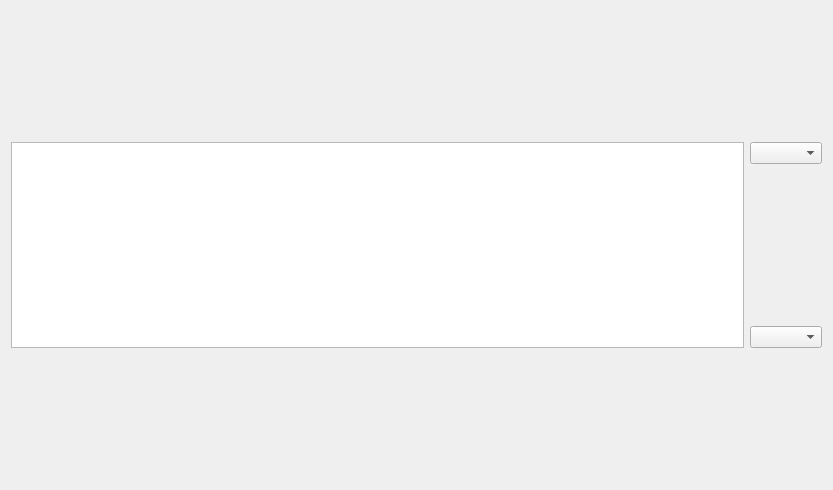
The window that DilemaGui/DilemaGui.ui (Sergey2405/prisioners_dilemma) describes before a commit, drawn with Qt 5.
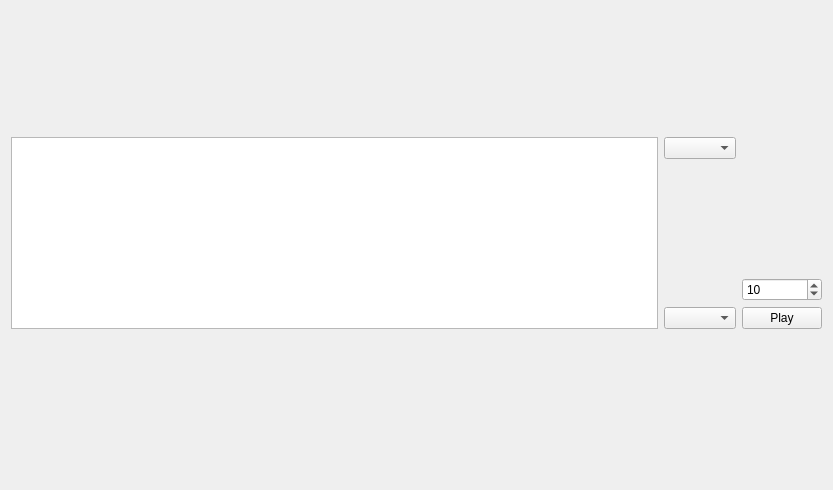
The same window after the commit.

Commit message: Add spin button and Play button

```diff
--- a/DilemaGui/DilemaGui.ui
+++ b/DilemaGui/DilemaGui.ui
@@ -14,22 +14,6 @@
    <string>Dialog</string>
   </property>
   <layout class="QGridLayout" name="gridLayout">
-   <item row="0" column="2">
-    <spacer name="verticalSpacer_2">
-     <property name="orientation">
-      <enum>Qt::Vertical</enum>
-     </property>
-     <property name="sizeHint" stdset="0">
-      <size>
-       <width>20</width>
-       <height>40</height>
-      </size>
-     </property>
-    </spacer>
-   </item>
-   <item row="8" column="2">
-    <widget class="QComboBox" name="comboBoxPlayer1"/>
-   </item>
    <item row="0" column="0">
     <spacer name="verticalSpacer">
      <property name="orientation">
@@ -43,51 +27,81 @@
      </property>
     </spacer>
    </item>
-   <item row="11" column="2">
-    <spacer name="verticalSpacer_4">
-     <property name="orientation">
-      <enum>Qt::Vertical</enum>
-     </property>
-     <property name="sizeHint" stdset="0">
-      <size>
-       <width>20</width>
-       <height>40</height>
-      </size>
-     </property>
-    </spacer>
-   </item>
-   <item row="7" column="2">
-    <spacer name="verticalSpacer_5">
-     <property name="orientation">
-      <enum>Qt::Vertical</enum>
-     </property>
-     <property name="sizeHint" stdset="0">
-      <size>
-       <width>20</width>
-       <height>40</height>
-      </size>
-     </property>
-    </spacer>
-   </item>
-   <item row="11" column="0">
-    <spacer name="verticalSpacer_3">
-     <property name="orientation">
-      <enum>Qt::Vertical</enum>
-     </property>
-     <property name="sizeHint" stdset="0">
-      <size>
-       <width>20</width>
-       <height>40</height>
-      </size>
-     </property>
-    </spacer>
-   </item>
-   <item row="3" column="2">
+   <item row="3" column="4">
     <widget class="QComboBox" name="comboBoxPlayer2"/>
    </item>
-   <item row="3" column="0" rowspan="6">
+   <item row="10" column="4">
+    <spacer name="verticalSpacer_5">
+     <property name="orientation">
+      <enum>Qt::Vertical</enum>
+     </property>
+     <property name="sizeHint" stdset="0">
+      <size>
+       <width>20</width>
+       <height>40</height>
+      </size>
+     </property>
+    </spacer>
+   </item>
+   <item row="0" column="4">
+    <spacer name="verticalSpacer_2">
+     <property name="orientation">
+      <enum>Qt::Vertical</enum>
+     </property>
+     <property name="sizeHint" stdset="0">
+      <size>
+       <width>20</width>
+       <height>40</height>
+      </size>
+     </property>
+    </spacer>
+   </item>
+   <item row="3" column="0" rowspan="7">
     <widget class="QTextEdit" name="textEditScoreList"/>
    </item>
+   <item row="10" column="0" rowspan="4">
+    <spacer name="verticalSpacer_3">
+     <property name="orientation">
+      <enum>Qt::Vertical</enum>
+     </property>
+     <property name="sizeHint" stdset="0">
+      <size>
+       <width>20</width>
+       <height>40</height>
+      </size>
+     </property>
+    </spacer>
+   </item>
+   <item row="9" column="4">
+    <widget class="QComboBox" name="comboBoxPlayer1"/>
+   </item>
+   <item row="9" column="5">
+    <widget class="QPushButton" name="pushButtonPlay">
+     <property name="text">
+      <string>Play</string>
+     </property>
+    </widget>
+   </item>
+   <item row="8" column="5">
+    <widget class="QSpinBox" name="spinBoxNumberOfGames">
+     <property name="value">
+      <number>10</number>
+     </property>
+    </widget>
+   </item>
+   <item row="4" column="4" rowspan="5">
+    <spacer name="verticalSpacer_6">
+     <property name="orientation">
+      <enum>Qt::Vertical</enum>
+     </property>
+     <property name="sizeHint" stdset="0">
+      <size>
+       <width>20</width>
+       <height>40</height>
+      </size>
+     </property>
+    </spacer>
+   </item>
   </layout>
  </widget>
  <resources/>
```
